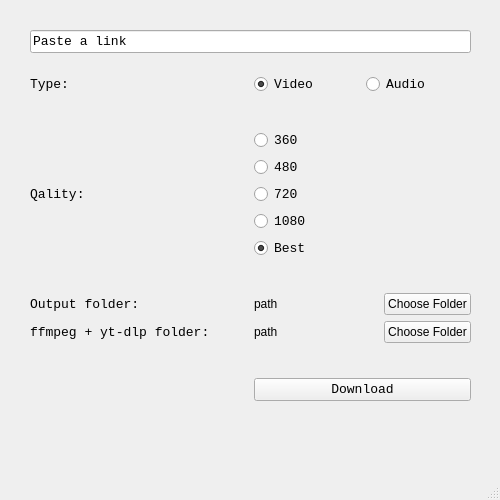
Old version of the form main.ui in the repository johtai/simple-gui-downloader.
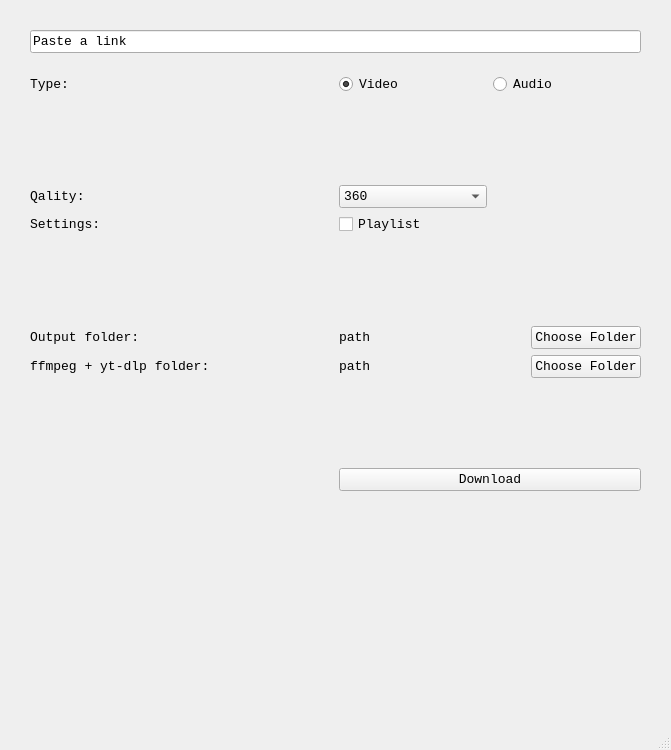
New version of the form.

Commit message: change quality radioButton to comboBox

Diff of the .ui file:
```diff
--- a/main.ui
+++ b/main.ui
@@ -6,8 +6,8 @@
    <rect>
     <x>0</x>
     <y>0</y>
-    <width>500</width>
-    <height>500</height>
+    <width>671</width>
+    <height>750</height>
    </rect>
   </property>
   <property name="sizePolicy">
@@ -24,10 +24,16 @@
   </property>
   <property name="maximumSize">
    <size>
-    <width>500</width>
-    <height>500</height>
+    <width>750</width>
+    <height>750</height>
    </size>
   </property>
+  <property name="font">
+   <font>
+    <family>Consolas</family>
+    <pointsize>10</pointsize>
+   </font>
+  </property>
   <property name="windowTitle">
    <string>simple-gui-downloader</string>
   </property>
@@ -37,8 +43,8 @@
      <rect>
       <x>30</x>
       <y>30</y>
-      <width>441</width>
-      <height>371</height>
+      <width>611</width>
+      <height>461</height>
      </rect>
     </property>
     <layout class="QVBoxLayout" name="verticalLayout_3">
@@ -48,7 +54,7 @@
         <bool>true</bool>
        </property>
        <property name="sizePolicy">
-        <sizepolicy hsizetype="Expanding" vsizetype="Expanding">
+        <sizepolicy hsizetype="Expanding" vsizetype="Fixed">
          <horstretch>0</horstretch>
          <verstretch>0</verstretch>
         </sizepolicy>
@@ -82,102 +88,51 @@
      </item>
      <item>
       <layout class="QGridLayout" name="gridLayout">
-       <item row="2" column="1">
-        <layout class="QVBoxLayout" name="verticalLayout_2">
-         <item>
-          <widget class="QRadioButton" name="res4">
-           <property name="font">
-            <font>
-             <family>Consolas</family>
-             <pointsize>10</pointsize>
-            </font>
-           </property>
-           <property name="text">
-            <string>360</string>
-           </property>
-          </widget>
-         </item>
-         <item>
-          <widget class="QRadioButton" name="res1">
-           <property name="font">
-            <font>
-             <family>Consolas</family>
-             <pointsize>10</pointsize>
-            </font>
-           </property>
-           <property name="text">
-            <string>480</string>
-           </property>
-          </widget>
-         </item>
-         <item>
-          <widget class="QRadioButton" name="res2">
-           <property name="font">
-            <font>
-             <family>Consolas</family>
-             <pointsize>10</pointsize>
-            </font>
-           </property>
-           <property name="text">
-            <string>720</string>
-           </property>
-          </widget>
-         </item>
-         <item>
-          <widget class="QRadioButton" name="res3">
-           <property name="font">
-            <font>
-             <family>Consolas</family>
-             <pointsize>10</pointsize>
-            </font>
-           </property>
-           <property name="text">
-            <string>1080</string>
-           </property>
-          </widget>
-         </item>
-         <item>
-          <widget class="QRadioButton" name="res5">
-           <property name="font">
-            <font>
-             <family>Consolas</family>
-             <pointsize>10</pointsize>
-            </font>
-           </property>
-           <property name="text">
-            <string>Best</string>
-           </property>
-           <property name="checked">
-            <bool>true</bool>
-           </property>
-           <property name="autoExclusive">
-            <bool>false</bool>
-           </property>
-          </widget>
-         </item>
-        </layout>
+       <item row="7" column="0">
+        <widget class="QLabel" name="label_4">
+         <property name="font">
+          <font>
+           <family>Consolas</family>
+           <pointsize>10</pointsize>
+          </font>
+         </property>
+         <property name="text">
+          <string>ffmpeg + yt-dlp folder:</string>
+         </property>
+        </widget>
        </item>
        <item row="7" column="1">
-        <widget class="QPushButton" name="button">
-         <property name="font">
-          <font>
-           <family>Consolas</family>
-           <pointsize>10</pointsize>
-          </font>
-         </property>
-         <property name="text">
-          <string>Download</string>
-         </property>
-         <property name="default">
-          <bool>false</bool>
-         </property>
-         <property name="flat">
-          <bool>false</bool>
-         </property>
-        </widget>
+        <layout class="QHBoxLayout" name="horizontalLayout_3">
+         <item>
+          <widget class="QLabel" name="libpath_label">
+           <property name="sizePolicy">
+            <sizepolicy hsizetype="Preferred" vsizetype="Preferred">
+             <horstretch>0</horstretch>
+             <verstretch>0</verstretch>
+            </sizepolicy>
+           </property>
+           <property name="text">
+            <string>path</string>
+           </property>
+          </widget>
+         </item>
+         <item>
+          <widget class="QPushButton" name="libpath_button">
+           <property name="sizePolicy">
+            <sizepolicy hsizetype="Fixed" vsizetype="Fixed">
+             <horstretch>0</horstretch>
+             <verstretch>0</verstretch>
+            </sizepolicy>
+           </property>
+           <property name="text">
+            <string>Choose Folder</string>
+           </property>
+          </widget>
+         </item>
+        </layout>
        </item>
-       <item row="6" column="1">
-        <spacer name="verticalSpacer_4">
+       <item row="1" column="0">
+        <spacer name="verticalSpacer">
          <property name="orientation">
           <enum>Qt::Vertical</enum>
          </property>
@@ -189,7 +144,65 @@
          </property>
         </spacer>
        </item>
-       <item row="2" column="0">
+       <item row="4" column="1" alignment="Qt::AlignLeft">
+        <widget class="QCheckBox" name="playlist_cb">
+         <property name="text">
+          <string>Playlist</string>
+         </property>
+        </widget>
+       </item>
+       <item row="11" column="0">
+        <widget class="QLabel" name="label_6">
+         <property name="text">
+          <string/>
+         </property>
+        </widget>
+       </item>
+       <item row="3" column="1">
+        <layout class="QVBoxLayout" name="verticalLayout_2">
+         <item>
+          <layout class="QHBoxLayout" name="horizontalLayout_4">
+           <item>
+            <widget class="QComboBox" name="quality_box">
+             <item>
+              <property name="text">
+               <string>360</string>
+              </property>
+             </item>
+             <item>
+              <property name="text">
+               <string>480</string>
+              </property>
+             </item>
+             <item>
+              <property name="text">
+               <string>720</string>
+              </property>
+             </item>
+             <item>
+              <property name="text">
+               <string>1080</string>
+              </property>
+             </item>
+             <item>
+              <property name="text">
+               <string>Best</string>
+              </property>
+             </item>
+            </widget>
+           </item>
+           <item>
+            <widget class="QLabel" name="label_7">
+             <property name="text">
+              <string/>
+             </property>
+            </widget>
+           </item>
+          </layout>
+         </item>
+        </layout>
+       </item>
+       <item row="3" column="0">
         <widget class="QLabel" name="label_2">
          <property name="font">
           <font>
@@ -202,64 +215,15 @@
          </property>
         </widget>
        </item>
-       <item row="0" column="0">
-        <widget class="QLabel" name="label">
-         <property name="font">
-          <font>
-           <family>Consolas</family>
-           <pointsize>10</pointsize>
-          </font>
-         </property>
-         <property name="text">
-          <string>Type:</string>
-         </property>
-        </widget>
-       </item>
-       <item row="4" column="1">
-        <layout class="QHBoxLayout" name="horizontalLayout_2">
-         <item>
-          <widget class="QLabel" name="outpath_label">
-           <property name="sizePolicy">
-            <sizepolicy hsizetype="Preferred" vsizetype="Preferred">
-             <horstretch>0</horstretch>
-             <verstretch>0</verstretch>
-            </sizepolicy>
-           </property>
-           <property name="text">
-            <string>path</string>
-           </property>
-          </widget>
-         </item>
-         <item>
-          <widget class="QPushButton" name="outpath_button">
-           <property name="sizePolicy">
-            <sizepolicy hsizetype="Fixed" vsizetype="Fixed">
-             <horstretch>0</horstretch>
-             <verstretch>0</verstretch>
-            </sizepolicy>
-           </property>
-           <property name="text">
-            <string>Choose Folder</string>
-           </property>
-          </widget>
-         </item>
-        </layout>
-       </item>
        <item row="4" column="0">
-        <widget class="QLabel" name="label_3">
-         <property name="font">
-          <font>
-           <family>Consolas</family>
-           <pointsize>10</pointsize>
-          </font>
-         </property>
+        <widget class="QLabel" name="label_5">
          <property name="text">
-          <string>Output folder:</string>
+          <string>Settings:</string>
          </property>
         </widget>
        </item>
-       <item row="1" column="0">
-        <spacer name="verticalSpacer">
+       <item row="5" column="0">
+        <spacer name="verticalSpacer_2">
          <property name="orientation">
           <enum>Qt::Vertical</enum>
          </property>
@@ -304,8 +268,8 @@
          </item>
         </layout>
        </item>
-       <item row="3" column="0">
-        <spacer name="verticalSpacer_2">
+       <item row="8" column="0">
+        <spacer name="verticalSpacer_4">
          <property name="orientation">
           <enum>Qt::Vertical</enum>
          </property>
@@ -317,8 +281,8 @@
          </property>
         </spacer>
        </item>
-       <item row="5" column="0">
-        <widget class="QLabel" name="label_4">
+       <item row="6" column="0">
+        <widget class="QLabel" name="label_3">
          <property name="font">
           <font>
            <family>Consolas</family>
@@ -326,14 +290,46 @@
           </font>
          </property>
          <property name="text">
-          <string>ffmpeg + yt-dlp folder:</string>
+          <string>Output folder:</string>
          </property>
         </widget>
        </item>
-       <item row="5" column="1">
-        <layout class="QHBoxLayout" name="horizontalLayout_3">
+       <item row="0" column="0">
+        <widget class="QLabel" name="label">
+         <property name="font">
+          <font>
+           <family>Consolas</family>
+           <pointsize>10</pointsize>
+          </font>
+         </property>
+         <property name="text">
+          <string>Type:</string>
+         </property>
+        </widget>
+       </item>
+       <item row="11" column="1">
+        <widget class="QPushButton" name="button">
+         <property name="font">
+          <font>
+           <family>Consolas</family>
+           <pointsize>10</pointsize>
+          </font>
+         </property>
+         <property name="text">
+          <string>Download</string>
+         </property>
+         <property name="default">
+          <bool>false</bool>
+         </property>
+         <property name="flat">
+          <bool>false</bool>
+         </property>
+        </widget>
+       </item>
+       <item row="6" column="1">
+        <layout class="QHBoxLayout" name="horizontalLayout_2">
          <item>
-          <widget class="QLabel" name="libpath_label">
+          <widget class="QLabel" name="outpath_label">
            <property name="sizePolicy">
             <sizepolicy hsizetype="Preferred" vsizetype="Preferred">
              <horstretch>0</horstretch>
@@ -346,7 +342,7 @@
           </widget>
          </item>
          <item>
-          <widget class="QPushButton" name="libpath_button">
+          <widget class="QPushButton" name="outpath_button">
            <property name="sizePolicy">
             <sizepolicy hsizetype="Fixed" vsizetype="Fixed">
              <horstretch>0</horstretch>
```
Left out of the diff: 2 changed lines with no effect on the pictures. The commit also changes 1 other file.
